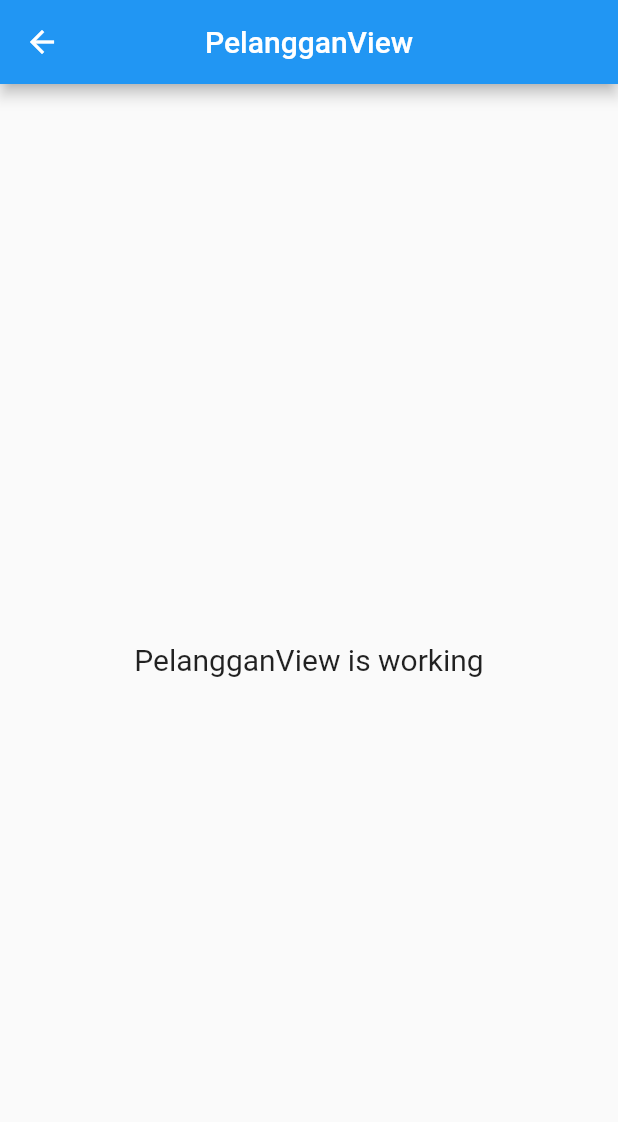
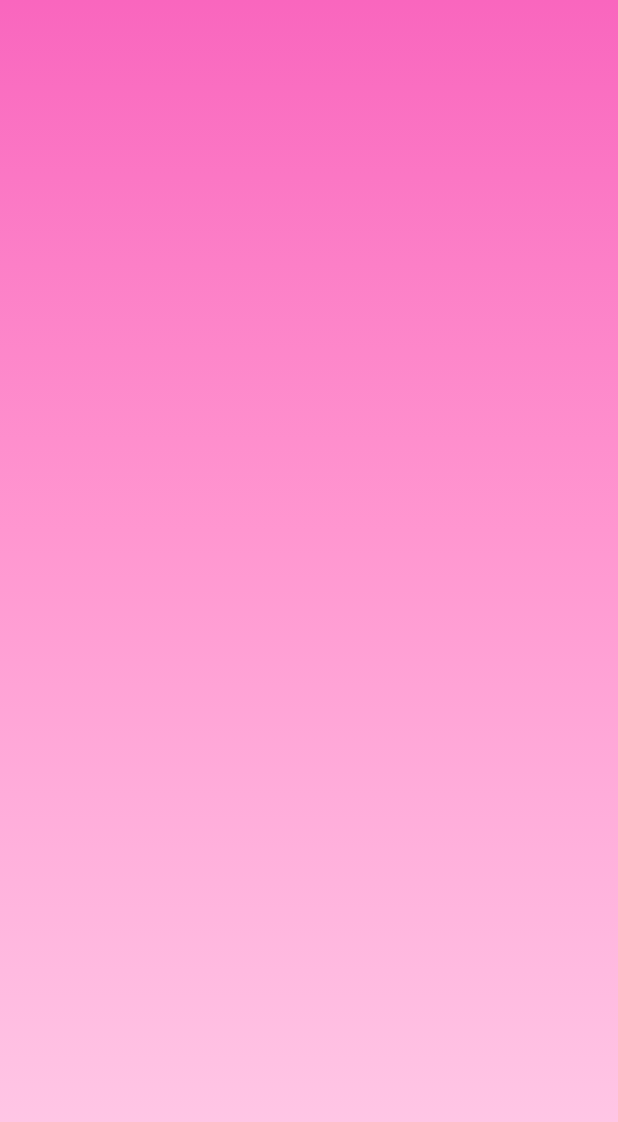
Before and after one commit to MmadIrfan/project_salon, a Flutter app: the PelangganView screen opened by its route, on a phone screen of 412 x 824 dp. Shown: the top 1122 px of the screen. Run offline on Flutter 3.47's test engine with Material 2 defaults, Android fonts, the phone set to English and light mode, and no system bars; our stand-ins replace get.

Commit message:
menambahkan warna pada pelanggan_view

```diff
--- a/lib/app/modules/pelanggan/views/pelanggan_view.dart
+++ b/lib/app/modules/pelanggan/views/pelanggan_view.dart
@@ -6,19 +6,41 @@ import '../controllers/pelanggan_controller.dart';
 
 class PelangganView extends GetView<PelangganController> {
   const PelangganView({Key? key}) : super(key: key);
+
   @override
   Widget build(BuildContext context) {
-    return Scaffold(
-      appBar: AppBar(
-        title: const Text('PelangganView'),
-        centerTitle: true,
+    return Container(
+      decoration: const BoxDecoration(
+        gradient: LinearGradient(
+          begin: Alignment.topCenter,
+          end: Alignment(0, 2),
+          colors: <Color>[
+            Color(0xfff966be),
+            Color(0xfffc7fc7),
+            Color(0xffff96d0),
+            Color(0xffffacda),
+            Color(0xffffc1e3),
+            Color(0xffffd6ec),
+            Color(0xffffebf6),
+            Color(0xffffffff),
+          ],
+          tileMode: TileMode.mirror,
+        ),
       ),
-      body: Center(
-        child: Text(
-          'PelangganView is working',
-          style: TextStyle(fontSize: 20),
+      child: Scaffold(
+        backgroundColor: Colors.transparent,
+        body: _data(),
+      ),
+    );
+  }
+
+    Widget _data() {
+    return Padding(
+      padding: const EdgeInsets.all(32.0),
+      child: Center(
+        child: Column(
         ),
       ),
     );
-  }
+   }
 }
```
